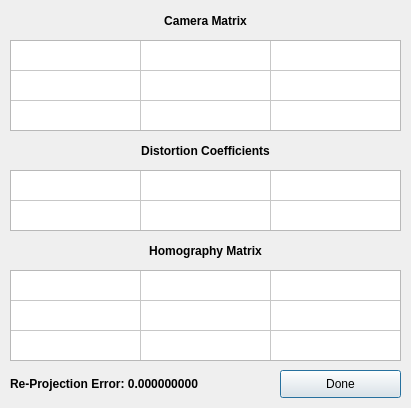
Qt form gui/dialogCalibrationResults.ui (Spinarakk/defectmonitor) before a commit.
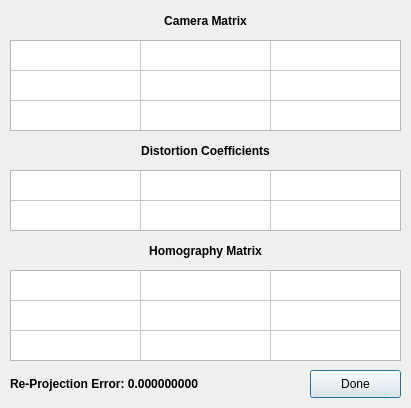
The same form after that commit. Icons and pictures are not drawn.

Patch:
```diff
--- a/gui/dialogCalibrationResults.ui
+++ b/gui/dialogCalibrationResults.ui
@@ -32,9 +32,9 @@
   <widget class="QPushButton" name="buttonDone">
    <property name="geometry">
     <rect>
-     <x>280</x>
+     <x>310</x>
      <y>370</y>
-     <width>121</width>
+     <width>91</width>
      <height>28</height>
     </rect>
    </property>
```
